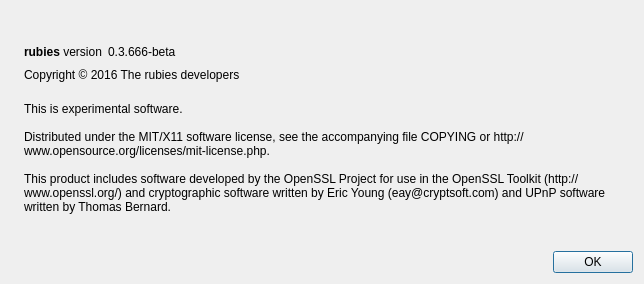
Above: src/qt/forms/aboutdialog.ui from uniibu/rubies-core-dev before the change. Below: the same form after it.
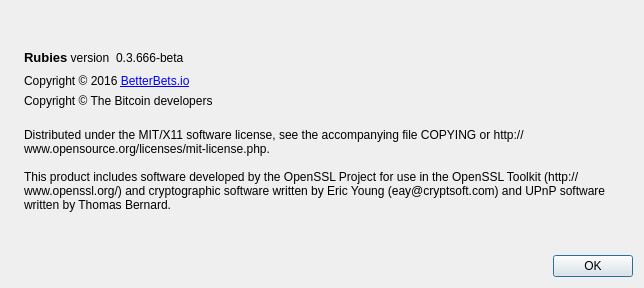
That is the form after the change. Icons and pictures are not drawn.

Commit message: DB launch fix, multiple GUI changes, version up

```diff
--- a/src/qt/forms/aboutdialog.ui
+++ b/src/qt/forms/aboutdialog.ui
@@ -7,7 +7,7 @@
     <x>0</x>
     <y>0</y>
     <width>644</width>
-    <height>284</height>
+    <height>288</height>
    </rect>
   </property>
   <property name="windowTitle">
@@ -269,7 +269,7 @@
           <cursorShape>IBeamCursor</cursorShape>
          </property>
          <property name="text">
-          <string>&lt;b&gt;rubies&lt;/b&gt; version</string>
+          <string>&lt;html&gt;&lt;head/&gt;&lt;body&gt;&lt;p&gt;&lt;span style=&quot; font-size:10pt; font-weight:600;&quot;&gt;Rubies&lt;/span&gt; version&lt;/p&gt;&lt;/body&gt;&lt;/html&gt;</string>
          </property>
          <property name="textInteractionFlags">
           <set>Qt::LinksAccessibleByMouse|Qt::TextSelectableByKeyboard|Qt::TextSelectableByMouse</set>
@@ -310,13 +310,26 @@
         <cursorShape>IBeamCursor</cursorShape>
        </property>
        <property name="text">
-        <string>Copyright © 2016 The rubies developers</string>
+        <string>&lt;html&gt;&lt;head/&gt;&lt;body&gt;&lt;p&gt;Copyright © 2016 &lt;a href=&quot;https://betterbets.io&quot;&gt;&lt;span style=&quot; text-decoration: underline; color:#0000ff;&quot;&gt;BetterBets.io&lt;/span&gt;&lt;/a&gt;&lt;/p&gt;&lt;/body&gt;&lt;/html&gt;</string>
+       </property>
+       <property name="textFormat">
+        <enum>Qt::RichText</enum>
        </property>
        <property name="textInteractionFlags">
         <set>Qt::LinksAccessibleByMouse|Qt::TextSelectableByKeyboard|Qt::TextSelectableByMouse</set>
        </property>
       </widget>
      </item>
+     <item>
+      <widget class="QLabel" name="label_3">
+       <property name="text">
+        <string>Copyright © The Bitcoin developers</string>
+       </property>
+       <property name="textFormat">
+        <enum>Qt::RichText</enum>
+       </property>
+      </widget>
+     </item>
      <item>
       <widget class="QLabel" name="label_2">
        <property name="cursor">
@@ -324,8 +337,6 @@
        </property>
        <property name="text">
         <string>
-This is experimental software.
-
 Distributed under the MIT/X11 software license, see the accompanying file COPYING or http://www.opensource.org/licenses/mit-license.php.
 
 This product includes software developed by the OpenSSL Project for use in the OpenSSL Toolkit (http://www.openssl.org/) and cryptographic software written by Eric Young (eay@cryptsoft.com) and UPnP software written by Thomas Bernard.</string>
```
Left out of the diff: 2 changed lines with no effect on the pictures. The commit also changes 48 other files.
